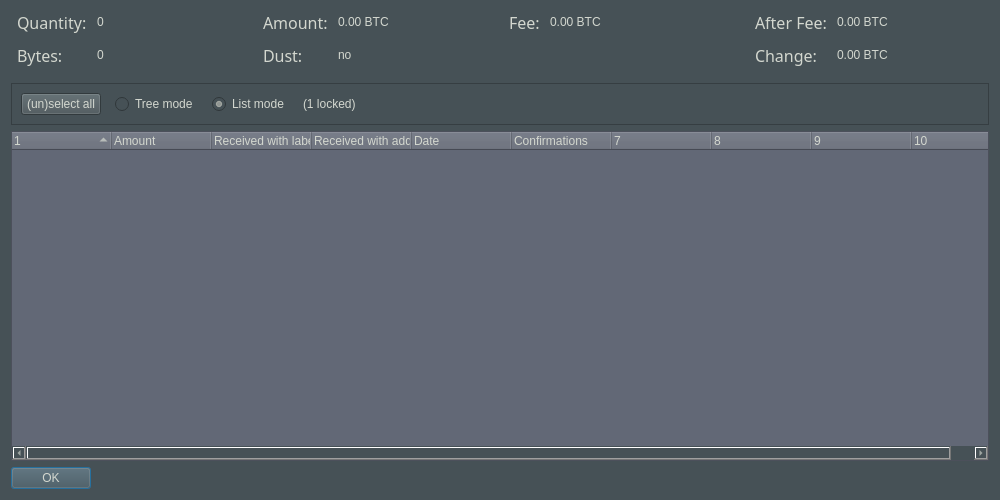
Old version of the form src/qt/forms/coincontroldialog.ui in the repository xCryptoCash/veles.
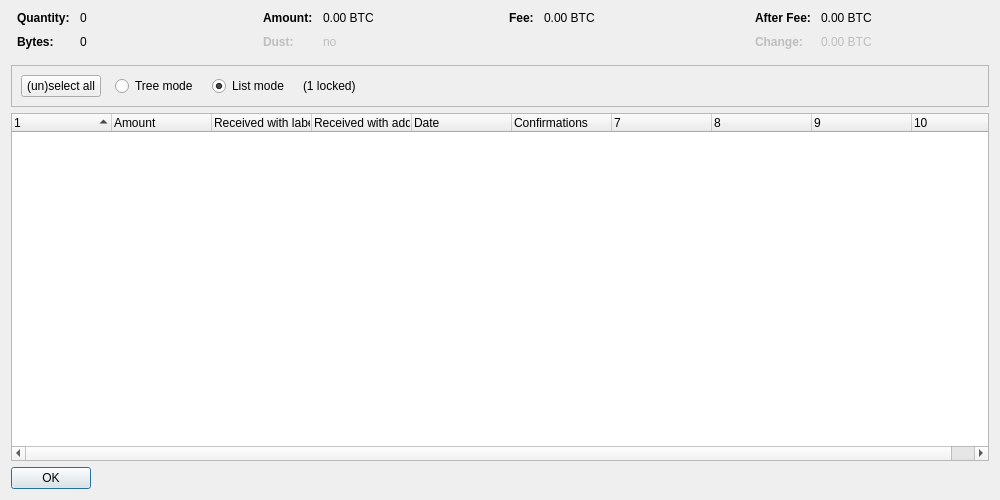
New version of the form. Custom widgets are drawn as their Qt base class.

```diff
--- a/src/qt/forms/coincontroldialog.ui
+++ b/src/qt/forms/coincontroldialog.ui
@@ -13,11 +13,6 @@
   <property name="windowTitle">
    <string>Coin Selection</string>
   </property>
-  <property name="styleSheet">
-   <string notr="true">background-color:rgb(70, 81, 86);
-color:rgb(211, 215, 207);
-font: 75 12pt &quot;Uroob&quot;;</string>
-  </property>
   <layout class="QVBoxLayout" name="verticalLayout">
    <item>
     <layout class="QHBoxLayout" name="horizontalLayoutTop" stretch="0,0,0,0">
@@ -45,11 +40,8 @@
         <widget class="QLabel" name="labelCoinControlQuantityText">
          <property name="font">
           <font>
-           <family>Uroob</family>
-           <pointsize>12</pointsize>
-           <weight>9</weight>
-           <italic>false</italic>
-           <bold>false</bold>
+           <weight>75</weight>
+           <bold>true</bold>
           </font>
          </property>
          <property name="text">
@@ -77,11 +69,8 @@
         <widget class="QLabel" name="labelCoinControlBytesText">
          <property name="font">
           <font>
-           <family>Uroob</family>
-           <pointsize>12</pointsize>
-           <weight>9</weight>
-           <italic>false</italic>
-           <bold>false</bold>
+           <weight>75</weight>
+           <bold>true</bold>
           </font>
          </property>
          <property name="text">
@@ -125,11 +114,8 @@
         <widget class="QLabel" name="labelCoinControlAmountText">
          <property name="font">
           <font>
-           <family>Uroob</family>
-           <pointsize>12</pointsize>
-           <weight>9</weight>
-           <italic>false</italic>
-           <bold>false</bold>
+           <weight>75</weight>
+           <bold>true</bold>
           </font>
          </property>
          <property name="text">
@@ -160,11 +146,8 @@
          </property>
          <property name="font">
           <font>
-           <family>Uroob</family>
-           <pointsize>12</pointsize>
-           <weight>9</weight>
-           <italic>false</italic>
-           <bold>false</bold>
+           <weight>75</weight>
+           <bold>true</bold>
           </font>
          </property>
          <property name="text">
@@ -211,11 +194,8 @@
         <widget class="QLabel" name="labelCoinControlFeeText">
          <property name="font">
           <font>
-           <family>Uroob</family>
-           <pointsize>12</pointsize>
-           <weight>9</weight>
-           <italic>false</italic>
-           <bold>false</bold>
+           <weight>75</weight>
+           <bold>true</bold>
           </font>
          </property>
          <property name="text">
@@ -259,11 +239,8 @@
         <widget class="QLabel" name="labelCoinControlAfterFeeText">
          <property name="font">
           <font>
-           <family>Uroob</family>
-           <pointsize>12</pointsize>
-           <weight>9</weight>
-           <italic>false</italic>
-           <bold>false</bold>
+           <weight>75</weight>
+           <bold>true</bold>
           </font>
          </property>
          <property name="text">
@@ -294,11 +271,8 @@
          </property>
          <property name="font">
           <font>
-           <family>Uroob</family>
-           <pointsize>12</pointsize>
-           <weight>9</weight>
-           <italic>false</italic>
-           <bold>false</bold>
+           <weight>75</weight>
+           <bold>true</bold>
           </font>
          </property>
          <property name="text">
@@ -424,11 +398,6 @@
      <property name="contextMenuPolicy">
       <enum>Qt::CustomContextMenu</enum>
      </property>
-     <property name="styleSheet">
-      <string notr="true">background-color:rgb(98, 104, 118);
-color:rgb(211, 215, 207);
-font: 75 12pt &quot;Uroob&quot;;</string>
-     </property>
      <property name="sortingEnabled">
       <bool>false</bool>
      </property>
```
